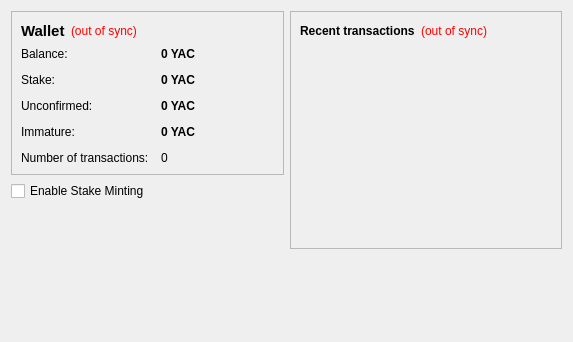
Before: the Qt Designer form src/qt/forms/overviewpage.ui in yacoin/yacoin, drawn with Qt 5.
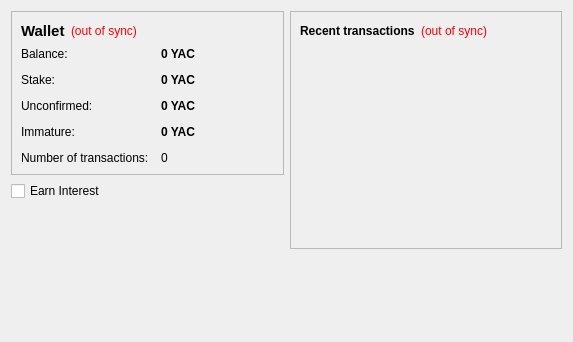
After: the same form once the commit is applied.

Commit message: Per user request, make stake minting a little clearer.

The edit to the form file:
```diff
--- a/src/qt/forms/overviewpage.ui
+++ b/src/qt/forms/overviewpage.ui
@@ -221,7 +221,7 @@
      <item>
       <widget class="QCheckBox" name="checkBox">
        <property name="text">
-        <string>Enable Stake Minting</string>
+        <string>Earn Interest</string>
        </property>
       </widget>
      </item>
```
Left out of the diff: 3 changed lines with no effect on the pictures.
